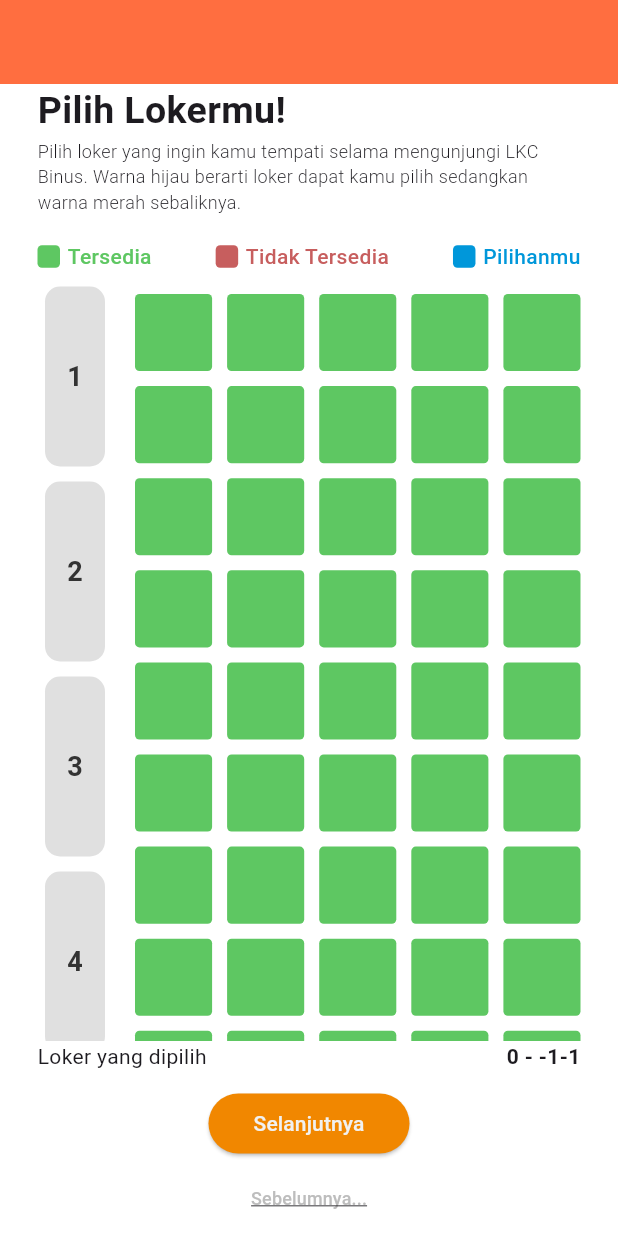
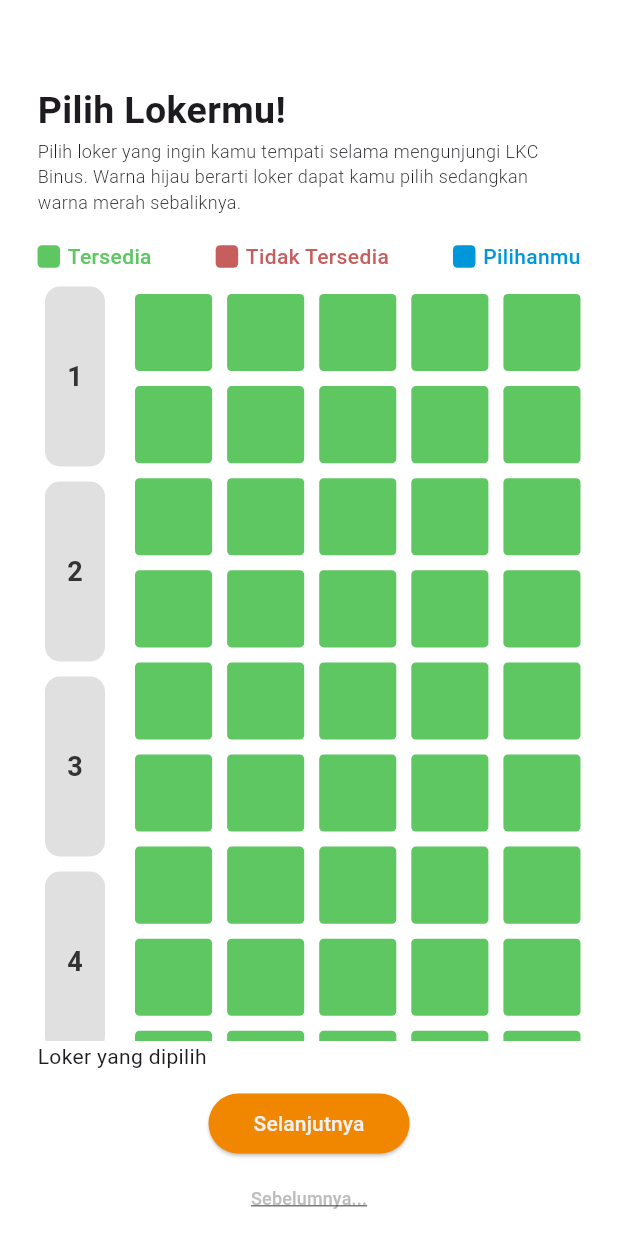
Before and after one commit to gnlehc/Libeery-App, a Flutter app: the screen it shows after launch, on a phone screen of 412 x 824 dp. Run offline on Flutter 3.47's test engine with Material 3 defaults, Android fonts, the light colour scheme and no system bars.

Commit message:
feat: booking page tab 3 finished

```diff
--- a/libeery/lib/booking/BookingPage3.dart
+++ b/libeery/lib/booking/BookingPage3.dart
@@ -41,7 +41,7 @@ class BookingPage3State extends State<BookingPage3> {
   Widget build(BuildContext context) {
     return Scaffold(
       appBar: AppBar(
-        backgroundColor: Colors.deepOrangeAccent,
+        backgroundColor: Colors.white,
       ),
       body: Column(
         children: [
@@ -91,7 +91,6 @@ class BookingPage3State extends State<BookingPage3> {
             ),
           ),
 
-          // untuk pemilihan level 1-5
           Expanded(
             child: Padding(
               padding: const EdgeInsets.symmetric(horizontal: 25),
@@ -135,7 +134,6 @@ class BookingPage3State extends State<BookingPage3> {
                     )
                   ),
 
-                  // untuk memilih 60 kotak dari masing-masing level
                   Expanded(
                     child: SingleChildScrollView(
                       scrollDirection: Axis.vertical,
@@ -203,6 +201,7 @@ class BookingPage3State extends State<BookingPage3> {
                   mainAxisAlignment: MainAxisAlignment.spaceBetween,
                   children:[
                     Text("Loker yang dipilih"),
+                    if (selectedLevel != -1 && selectedRow != -1 && selectedColumn != -1)
                     Text(
                       "${(selectedLevel+1).toString()} - ${selectedRow.toString() + selectedColumn.toString()}",
                       style: TextStyle(
```
